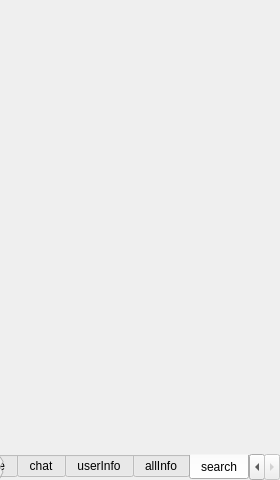
First picture: the form in allpagelistwidget.ui, repository GhostsLYB/Client, before the edit.
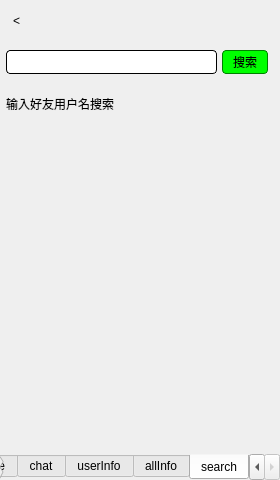
Second picture: the form after the edit.

Commit message: 添加：数据同步功能，完善删除好友刷新界面

What changed in the file:
```diff
--- a/allpagelistwidget.ui
+++ b/allpagelistwidget.ui
@@ -115,7 +115,140 @@
       <attribute name="title">
        <string>search</string>
       </attribute>
-      <layout class="QVBoxLayout" name="verticalLayout_7"/>
+      <layout class="QVBoxLayout" name="verticalLayout_9" stretch="1,2,8">
+       <property name="spacing">
+        <number>0</number>
+       </property>
+       <property name="leftMargin">
+        <number>6</number>
+       </property>
+       <property name="topMargin">
+        <number>0</number>
+       </property>
+       <property name="rightMargin">
+        <number>6</number>
+       </property>
+       <property name="bottomMargin">
+        <number>0</number>
+       </property>
+       <item>
+        <layout class="QHBoxLayout" name="horizontalLayout">
+         <item>
+          <widget class="QToolButton" name="btn_searchBack">
+           <property name="sizePolicy">
+            <sizepolicy hsizetype="Preferred" vsizetype="Preferred">
+             <horstretch>0</horstretch>
+             <verstretch>0</verstretch>
+            </sizepolicy>
+           </property>
+           <property name="text">
+            <string>&lt;</string>
+           </property>
+           <property name="autoRaise">
+            <bool>true</bool>
+           </property>
+          </widget>
+         </item>
+         <item>
+          <spacer name="horizontalSpacer">
+           <property name="orientation">
+            <enum>Qt::Horizontal</enum>
+           </property>
+           <property name="sizeHint" stdset="0">
+            <size>
+             <width>40</width>
+             <height>20</height>
+            </size>
+           </property>
+          </spacer>
+         </item>
+        </layout>
+       </item>
+       <item>
+        <layout class="QVBoxLayout" name="verticalLayout_7" stretch="1,1">
+         <property name="spacing">
+          <number>0</number>
+         </property>
+         <item>
+          <layout class="QHBoxLayout" name="horizontalLayout_2">
+           <property name="spacing">
+            <number>5</number>
+           </property>
+           <property name="leftMargin">
+            <number>0</number>
+           </property>
+           <property name="topMargin">
+            <number>9</number>
+           </property>
+           <property name="rightMargin">
+            <number>6</number>
+           </property>
+           <property name="bottomMargin">
+            <number>9</number>
+           </property>
+           <item>
+            <widget class="QLineEdit" name="le_input">
+             <property name="sizePolicy">
+              <sizepolicy hsizetype="Expanding" vsizetype="Expanding">
+               <horstretch>0</horstretch>
+               <verstretch>0</verstretch>
+              </sizepolicy>
+             </property>
+             <property name="styleSheet">
+              <string notr="true">border-radius:4px;
+border:1px solid;</string>
+             </property>
+            </widget>
+           </item>
+           <item>
+            <widget class="QPushButton" name="btn_search">
+             <property name="sizePolicy">
+              <sizepolicy hsizetype="Minimum" vsizetype="Expanding">
+               <horstretch>0</horstretch>
+               <verstretch>0</verstretch>
+              </sizepolicy>
+             </property>
+             <property name="styleSheet">
+              <string notr="true">border:1px solid green;
+background-color: rgb(0, 255, 0);
+border-radius:4px;</string>
+             </property>
+             <property name="text">
+              <string>   搜索   </string>
+             </property>
+            </widget>
+           </item>
+          </layout>
+         </item>
+         <item>
+          <widget class="QLabel" name="lb_waringInfo">
+           <property name="sizePolicy">
+            <sizepolicy hsizetype="Expanding" vsizetype="Minimum">
+             <horstretch>0</horstretch>
+             <verstretch>0</verstretch>
+            </sizepolicy>
+           </property>
+           <property name="text">
+            <string>输入好友用户名搜索</string>
+           </property>
+          </widget>
+         </item>
+        </layout>
+       </item>
+       <item>
+        <spacer name="verticalSpacer">
+         <property name="orientation">
+          <enum>Qt::Vertical</enum>
+         </property>
+         <property name="sizeHint" stdset="0">
+          <size>
+           <width>20</width>
+           <height>40</height>
+          </size>
+         </property>
+        </spacer>
+       </item>
+      </layout>
      </widget>
     </widget>
    </item>
```
The commit also changes 103 other files.
